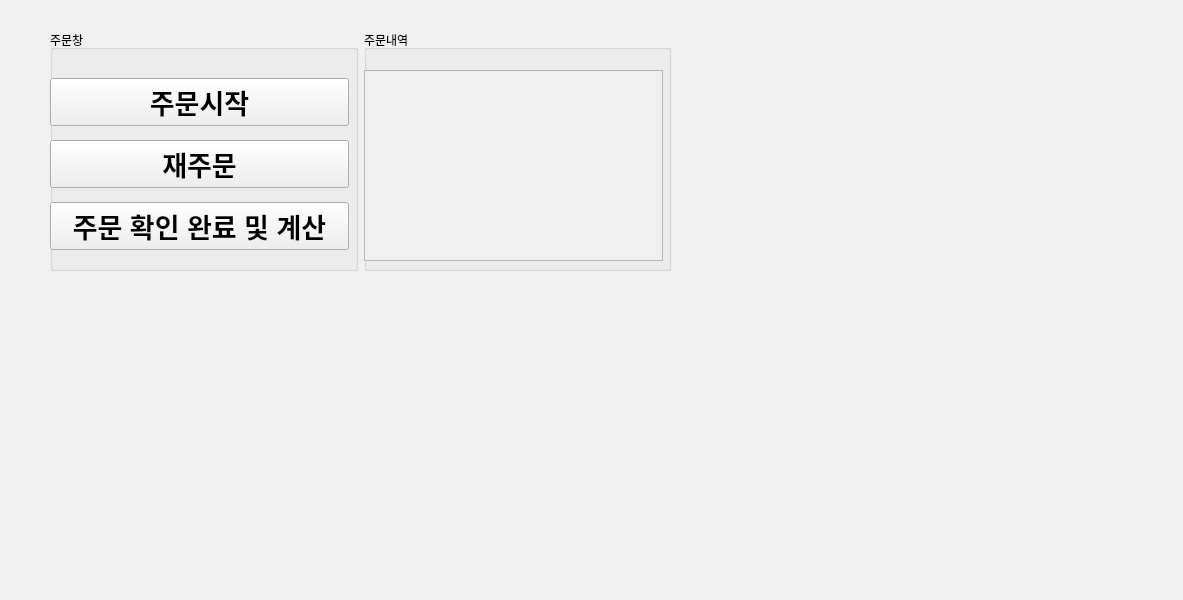
The window that rqt_example/resource/rqt_example.ui (namjun1017/AAA_proj2) describes before a commit, drawn with Qt 5.
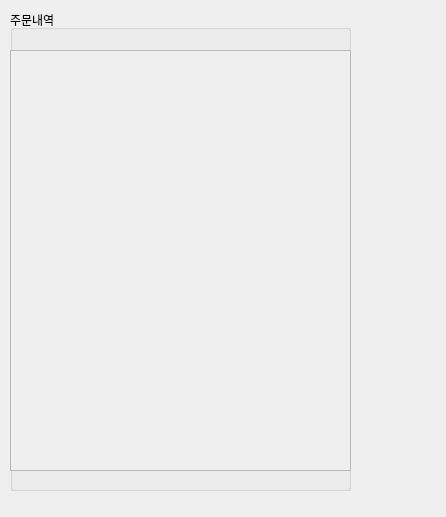
The same window after the commit.

The edit to the form file:
```diff
--- a/rqt_example/resource/rqt_example.ui
+++ b/rqt_example/resource/rqt_example.ui
@@ -6,89 +6,22 @@
    <rect>
     <x>0</x>
     <y>0</y>
-    <width>1183</width>
-    <height>600</height>
+    <width>446</width>
+    <height>517</height>
    </rect>
   </property>
   <property name="windowTitle">
    <string>RQT Example</string>
   </property>
-  <widget class="QWidget" name="horizontalLayoutWidget">
-   <property name="geometry">
-    <rect>
-     <x>50</x>
-     <y>30</y>
-     <width>621</width>
-     <height>241</height>
-    </rect>
-   </property>
-   <layout class="QHBoxLayout" name="horizontalLayout">
-    <item>
-     <widget class="QGroupBox" name="group_box_ul">
-      <property name="title">
-       <string>주문창</string>
-      </property>
-      <widget class="QWidget" name="grid_layout_widget">
-       <property name="geometry">
-        <rect>
-         <x>0</x>
-         <y>40</y>
-         <width>299</width>
-         <height>191</height>
-        </rect>
-       </property>
-       <layout class="QGridLayout" name="grid_layout">
-        <item row="3" column="0">
-         <widget class="QPushButton" name="push_button_finishWork">
-          <property name="enabled">
-           <bool>true</bool>
-          </property>
-          <property name="font">
-           <font>
-            <pointsize>20</pointsize>
-            <weight>75</weight>
-            <bold>true</bold>
-           </font>
-          </property>
-          <property name="text">
-           <string>주문 확인 완료 및 계산</string>
-          </property>
-         </widget>
-        </item>
-        <item row="0" column="0">
-         <widget class="QPushButton" name="push_button_startOrder">
-          <property name="font">
-           <font>
-            <pointsize>20</pointsize>
-            <weight>75</weight>
-            <bold>true</bold>
-           </font>
-          </property>
-          <property name="text">
-           <string>주문시작</string>
-          </property>
-         </widget>
-        </item>
-        <item row="1" column="0">
-         <widget class="QPushButton" name="push_button_reOrder">
-          <property name="font">
-           <font>
-            <pointsize>20</pointsize>
-            <weight>75</weight>
-            <bold>true</bold>
-           </font>
-          </property>
-          <property name="text">
-           <string>재주문</string>
-          </property>
-         </widget>
-        </item>
-       </layout>
-      </widget>
-     </widget>
-    </item>
-    <item>
      <widget class="QGroupBox" name="group_box_ul_2">
+   <property name="geometry">
+    <rect>
+     <x>10</x>
+     <y>10</y>
+     <width>341</width>
+     <height>481</height>
+    </rect>
+   </property>
       <property name="title">
        <string>주문내역</string>
       </property>
@@ -97,8 +30,8 @@
         <rect>
          <x>0</x>
          <y>40</y>
-         <width>299</width>
-         <height>191</height>
+      <width>341</width>
+      <height>421</height>
         </rect>
        </property>
        <layout class="QGridLayout" name="grid_layout_2">
@@ -112,8 +45,8 @@
             <rect>
              <x>0</x>
              <y>0</y>
-             <width>295</width>
-             <height>187</height>
+          <width>337</width>
+          <height>417</height>
             </rect>
            </property>
           </widget>
@@ -121,9 +54,6 @@
         </item>
        </layout>
       </widget>
-     </widget>
-    </item>
-   </layout>
   </widget>
  </widget>
  <resources/>
```
Lines whose indentation alone changed are shown as unchanged.
